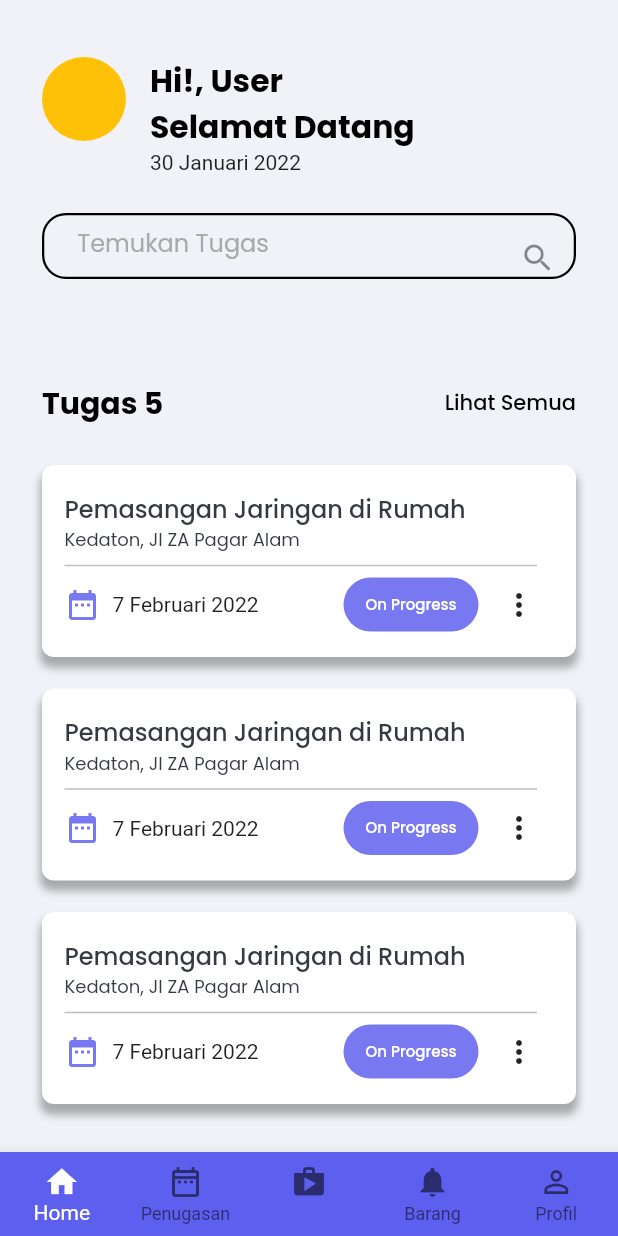
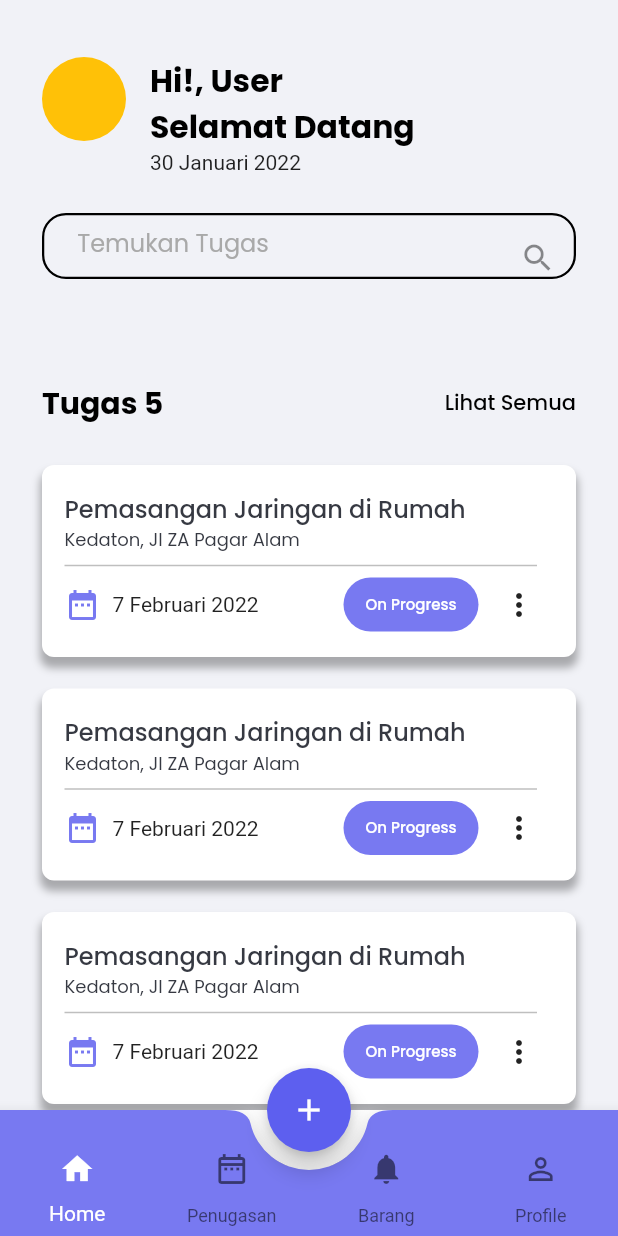
Before and after one commit to riskiirama/ldm_app, a Flutter app: the screen it shows after launch, after a tap on "Login", on a phone screen of 412 x 824 dp. Run offline on Flutter 3.47's test engine with Material 2 defaults, Android fonts, the light colour scheme and no system bars; our stand-ins replace get, google_fonts.

Commit message:
first commit

```diff
--- a/lib/controllers/welcome_controller.dart
+++ b/lib/controllers/welcome_controller.dart
@@ -1,5 +1,5 @@
 import 'package:get/get.dart';
-import 'package:ldm_app/views/dashboard/add.dart';
+
 import 'package:ldm_app/views/dashboard/barang.dart';
 import 'package:ldm_app/views/dashboard/penugasan.dart';
 
@@ -12,7 +12,6 @@ class WelcomeController extends GetxController {
   var screens = [
     HomePage(),
     PenugasanPage(),
-    AddPage(),
     BarangPage(),
     ProfilePage(),
   ];
--- a/lib/views/auth/login.dart
+++ b/lib/views/auth/login.dart
@@ -11,7 +11,7 @@ class LoginPage extends StatelessWidget {
     return Scaffold(
       backgroundColor: Color(0xffF1F2F7),
       body: ListView(
-        padding: EdgeInsets.only(left: 37, right: 37, top: 80),
+        padding: EdgeInsets.only(left: 37, right: 37, top: 200),
         children: [
           Image.asset(
             'assets/images/komputer.png',
--- a/lib/views/dashboard/barang.dart
+++ b/lib/views/dashboard/barang.dart
@@ -58,7 +58,7 @@ class BarangPage extends StatelessWidget {
     return Scaffold(
       backgroundColor: Color(0xfff1F2F7),
       body: SafeArea(
-        child: Column(
+        child: ListView(
           children: [
             Container(
               height: 138,
--- a/lib/views/dashboard/penugasan.dart
+++ b/lib/views/dashboard/penugasan.dart
@@ -193,7 +193,7 @@ class PenugasanPage extends StatelessWidget {
     return Scaffold(
       backgroundColor: Color(0xfff1F2F7),
       body: SafeArea(
-        child: Column(
+        child: ListView(
           children: [
             Container(
               height: 138,
--- a/lib/views/welcome_page.dart
+++ b/lib/views/welcome_page.dart
@@ -8,27 +8,23 @@ class WelcomePage extends StatelessWidget {
   final welcomeController = Get.put(WelcomeController());
   @override
   Widget build(BuildContext context) {
-    /* Widget cartButton() {
+    Widget cartButton() {
       return FloatingActionButton(
         backgroundColor: blueColor,
         onPressed: () {},
-        child: Image.asset(
-          'assets/icon_cart.png',
-          width: 20,
-        ),
+        child: Icon(Icons.add),
       );
     }
-*/
-    /*  Widget customBottomNav() {
-      return ClipRRect(
-        borderRadius: BorderRadius.vertical(
-          top: Radius.circular(30),
-        ),
-        child: BottomAppBar(
+
+    Widget customBottomNav() {
+      return BottomAppBar(
         shape: CircularNotchedRectangle(),
         notchMargin: 12,
         clipBehavior: Clip.antiAlias,
         child: BottomNavigationBar(
+          onTap: (index) {
+            welcomeController.currentIndex.value = index;
+          },
           selectedItemColor: Colors.white,
           backgroundColor: Color(0xFF7879F1),
           type: BottomNavigationBarType.fixed,
@@ -81,15 +77,19 @@ class WelcomePage extends StatelessWidget {
             ),
           ],
         ),
-        ),
       );
     }
-*/
+
     return Obx(() {
       return Scaffold(
+        backgroundColor: Colors.white,
+        floatingActionButton: cartButton(),
+        floatingActionButtonLocation: FloatingActionButtonLocation.centerDocked,
+        bottomNavigationBar: customBottomNav(),
         body: welcomeController.screens[welcomeController.currentIndex.value],
-        bottomNavigationBar: BottomNavigationBar(
+        /*    bottomNavigationBar: BottomNavigationBar(
           backgroundColor: blueColor,
+
           selectedItemColor: Colors.white,
           type: BottomNavigationBarType.fixed,
           currentIndex: welcomeController.currentIndex.value,
@@ -129,6 +129,7 @@ class WelcomePage extends StatelessWidget {
             welcomeController.currentIndex.value = index;
           },
         ),
+        */
       );
     });
   }
```
Also changed, not shown: lib/views/dashboard/profil.dart (+7 -1 lines). Lines whose indentation alone changed are shown as unchanged.
